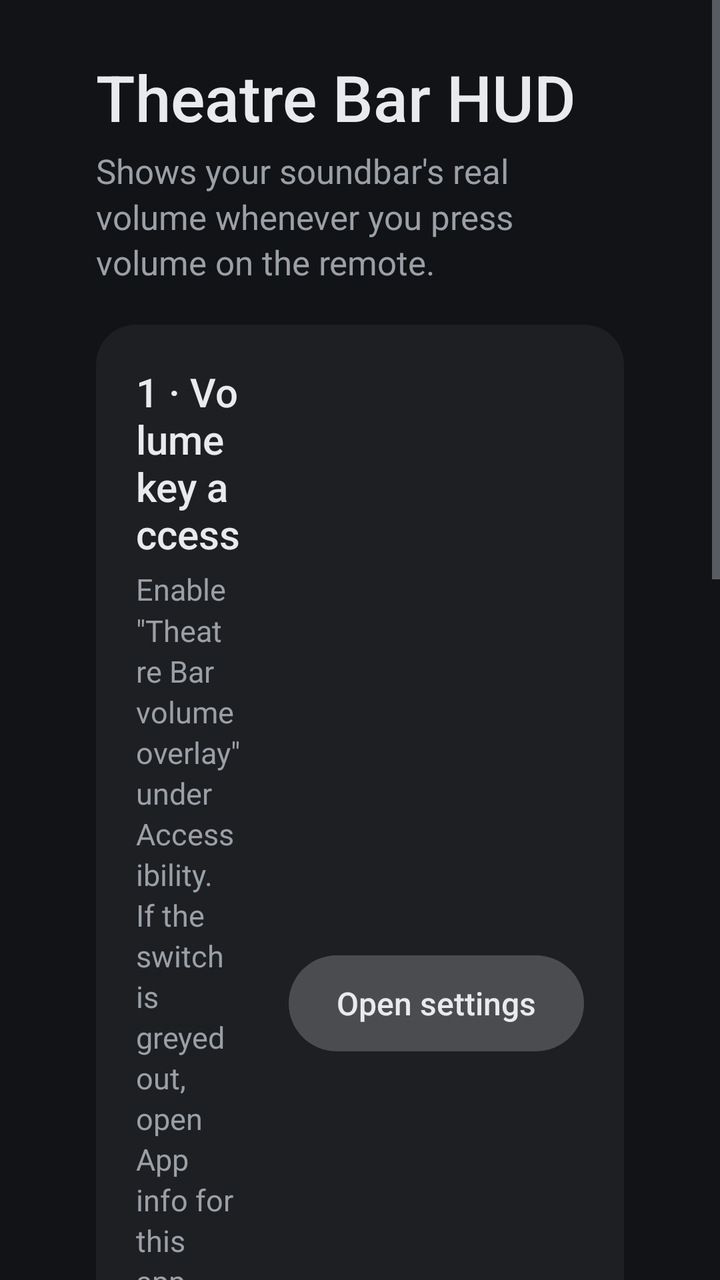
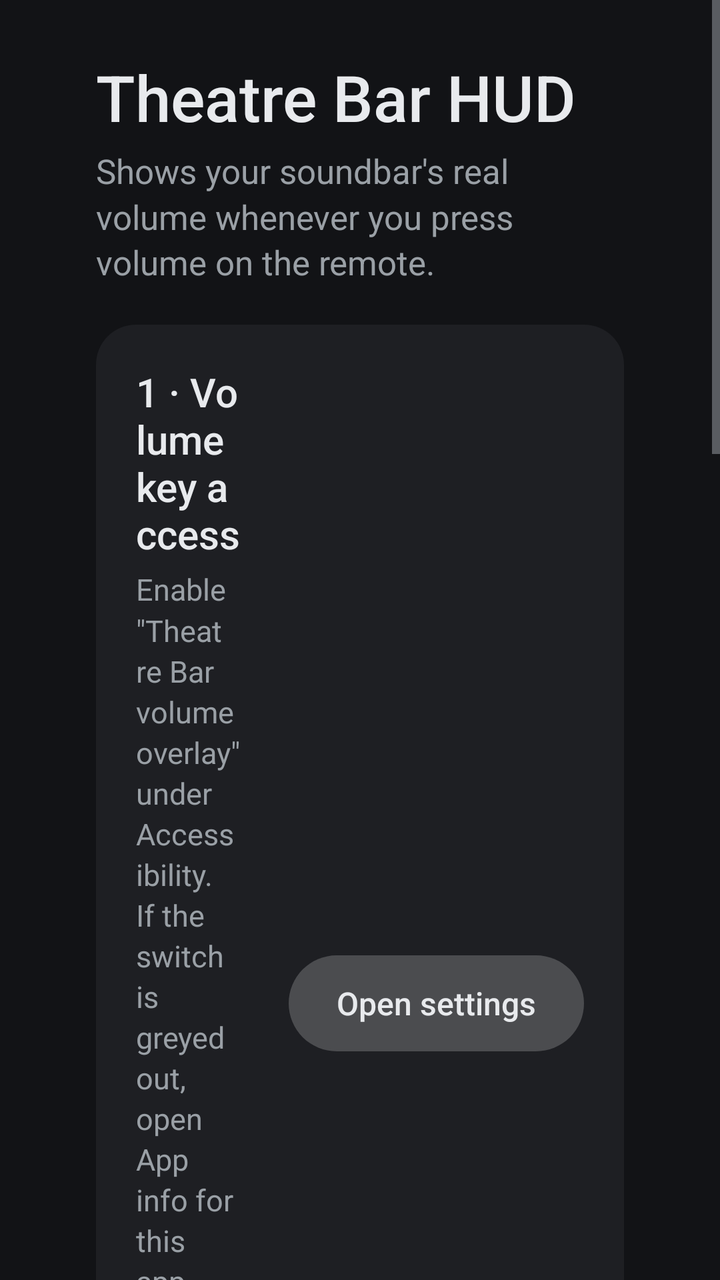

Screens rendered from an Android XML layout before and after an edit, with the pre-edit source and the edit as a unified diff.
<!-- AndroidManifest.xml: application theme Theme.BarHud -->
<!-- res/layout/activity_setup.xml -->
<?xml version="1.0" encoding="utf-8"?>
<ScrollView xmlns:android="http://schemas.android.com/apk/res/android"
    android:layout_width="match_parent"
    android:layout_height="match_parent"
    android:fillViewport="true">

    
    <LinearLayout
        android:layout_width="match_parent"
        android:layout_height="wrap_content"
        android:orientation="vertical"
        android:paddingStart="48dp"
        android:paddingTop="27dp"
        android:paddingEnd="48dp"
        android:paddingBottom="27dp">

        <TextView
            android:layout_width="wrap_content"
            android:layout_height="wrap_content"
            android:fontFamily="sans-serif-medium"
            android:text="@string/app_name"
            android:textColor="@color/setup_text"
            android:textSize="32sp" />

        <TextView
            style="@style/SetupBody"
            android:layout_width="wrap_content"
            android:layout_height="wrap_content"
            android:layout_marginTop="4dp"
            android:layout_marginBottom="20dp"
            android:text="@string/setup_subtitle"
            android:textSize="17sp" />

        
        <LinearLayout
            android:layout_width="match_parent"
            android:layout_height="wrap_content"
            android:background="@drawable/setup_card"
            android:gravity="center_vertical"
            android:orientation="horizontal"
            android:padding="20dp">

            <LinearLayout
                android:layout_width="0dp"
                android:layout_height="wrap_content"
                android:layout_marginEnd="24dp"
                android:layout_weight="1"
                android:orientation="vertical">

                <TextView
                    style="@style/SetupStepTitle"
                    android:layout_width="wrap_content"
                    android:layout_height="wrap_content"
                    android:text="@string/step_accessibility_title" />

                <TextView
                    style="@style/SetupBody"
                    android:layout_width="wrap_content"
                    android:layout_height="wrap_content"
                    android:layout_marginTop="4dp"
                    android:text="@string/step_accessibility_body" />

                <TextView
                    android:id="@+id/accessibilityStatus"
                    style="@style/SetupStatus"
                    android:layout_width="wrap_content"
                    android:layout_height="wrap_content"
                    android:layout_marginTop="8dp" />
            </LinearLayout>

            <Button
                android:id="@+id/accessibilityButton"
                style="@style/SetupButton"
                android:layout_width="wrap_content"
                android:layout_height="wrap_content"
                android:text="@string/action_open_settings" />
        </LinearLayout>

        
        <LinearLayout
            android:layout_width="match_parent"
            android:layout_height="wrap_content"
            android:layout_marginTop="12dp"
            android:background="@drawable/setup_card"
            android:gravity="center_vertical"
            android:orientation="horizontal"
            android:padding="20dp">

            <LinearLayout
                android:layout_width="0dp"
                android:layout_height="wrap_content"
                android:layout_marginEnd="24dp"
                android:layout_weight="1"
                android:orientation="vertical">

                <TextView
                    style="@style/SetupStepTitle"
                    android:layout_width="wrap_content"
                    android:layout_height="wrap_content"
                    android:text="@string/step_overlay_title" />

                <TextView
                    style="@style/SetupBody"
                    android:layout_width="wrap_content"
                    android:layout_height="wrap_content"
                    android:layout_marginTop="4dp"
                    android:text="@string/step_overlay_body" />

                <TextView
                    android:id="@+id/overlayStatus"
                    style="@style/SetupStatus"
                    android:layout_width="wrap_content"
                    android:layout_height="wrap_content"
                    android:layout_marginTop="8dp" />
            </LinearLayout>

            <Button
                android:id="@+id/overlayButton"
                style="@style/SetupButton"
                android:layout_width="wrap_content"
                android:layout_height="wrap_content"
                android:text="@string/action_grant" />
        </LinearLayout>

        
        <LinearLayout
            android:layout_width="match_parent"
            android:layout_height="wrap_content"
            android:layout_marginTop="12dp"
            android:background="@drawable/setup_card"
            android:orientation="vertical"
            android:padding="20dp">

            <TextView
                style="@style/SetupStepTitle"
                android:layout_width="wrap_content"
                android:layout_height="wrap_content"
                android:text="@string/step_soundbar_title" />

            <TextView
                style="@style/SetupBody"
                android:layout_width="wrap_content"
                android:layout_height="wrap_content"
                android:layout_marginTop="4dp"
                android:text="@string/step_soundbar_body" />

            <TextView
                android:id="@+id/soundbarStatus"
                style="@style/SetupStatus"
                android:layout_width="wrap_content"
                android:layout_height="wrap_content"
                android:layout_marginTop="8dp" />
        </LinearLayout>

        <Button
            android:id="@+id/previewButton"
            style="@style/SetupButton"
            android:layout_width="wrap_content"
            android:layout_height="wrap_content"
            android:layout_marginTop="20dp"
            android:text="@string/action_preview" />
    </LinearLayout>
</ScrollView>
<!-- resources referenced by this layout -->
<resources>
  <color name="setup_text">#FFE8EAED</color>
  <!-- drawable setup_card (drawable) -->
  <?xml version="1.0" encoding="utf-8"?>
  <shape xmlns:android="http://schemas.android.com/apk/res/android" android:shape="rectangle">
      <solid android:color="@color/setup_card" />
      <corners android:radius="20dp" />
  </shape>
  <string name="action_grant">Grant</string>
  <string name="action_open_settings">Open settings</string>
  <string name="action_preview">Preview overlay</string>
  <string name="app_name" translatable="false">Theatre Bar HUD</string>
  <string name="setup_subtitle">Shows your soundbar\'s real volume whenever you press volume on the remote.</string>
  <string name="step_accessibility_body">Enable \"Theatre Bar volume overlay\" under Accessibility. If the switch is greyed out, open App info for this app and choose \"Allow restricted settings\" first.</string>
  <string name="step_accessibility_title">1 · Volume key access</string>
  <string name="step_overlay_body">Only used as a fallback. Many Android TV builds hide this screen.</string>
  <string name="step_overlay_title">2 · Draw over other apps (optional)</string>
  <string name="step_soundbar_body">The volume comes from the soundbar itself via HDMI eARC (CEC). Nothing to configure; the soundbar just has to be on.</string>
  <string name="step_soundbar_title">3 · Soundbar</string>
  <style name="SetupBody">
          <item name="android:textSize">15sp</item>
          <item name="android:textColor">@color/setup_text_secondary</item>
          <item name="android:lineSpacingMultiplier">1.15</item>
      </style>
  <style name="SetupStatus">
          <item name="android:textSize">15sp</item>
          <item name="android:fontFamily">sans-serif-medium</item>
          <item name="android:textColor">@color/setup_text</item>
      </style>
  <style name="SetupStepTitle">
          <item name="android:textSize">20sp</item>
          <item name="android:fontFamily">sans-serif-medium</item>
          <item name="android:textColor">@color/setup_text</item>
      </style>
  <style name="Theme.BarHud" parent="android:Theme.DeviceDefault.NoActionBar">
          <item name="android:windowBackground">@color/setup_background</item>
          <item name="android:colorAccent">@color/setup_accent</item>
          <item name="android:textColorPrimary">@color/setup_text</item>
          <item name="android:textColorSecondary">@color/setup_text_secondary</item>
      </style>
  <color name="setup_card">#FF1E1F23</color>
  <color name="setup_text_secondary">#FF9AA0A6</color>
  <!-- drawable setup_button (drawable) -->
  <?xml version="1.0" encoding="utf-8"?>
  <selector xmlns:android="http://schemas.android.com/apk/res/android">
      <item android:state_focused="true">
          <shape android:shape="rectangle">
              <solid android:color="@color/setup_focus" />
              <corners android:radius="24dp" />
          </shape>
      </item>
      <item>
          <shape android:shape="rectangle">
              <solid android:color="#33FFFFFF" />
              <corners android:radius="24dp" />
          </shape>
      </item>
  </selector>
  <!-- drawable setup_button_text (drawable) -->
  <?xml version="1.0" encoding="utf-8"?>
  <selector xmlns:android="http://schemas.android.com/apk/res/android">
      <item android:color="#FF202124" android:state_focused="true" />
      <item android:color="@color/setup_text" />
  </selector>
  <color name="setup_background">#FF121316</color>
  <color name="setup_accent">#FF8AB4F8</color>
  <color name="setup_focus">#FFFFFFFF</color>
  <!-- unchanged entries left out for length: 1 -->
</resources>

<!-- the commit's change to res/layout/activity_setup.xml (unified diff, before → after) -->
@@ -152,6 +152,54 @@
                 android:layout_marginTop="8dp" />
         </LinearLayout>
 
+        
+        <LinearLayout
+            android:layout_width="match_parent"
+            android:layout_height="wrap_content"
+            android:layout_marginTop="12dp"
+            android:background="@drawable/setup_card"
+            android:orientation="vertical"
+            android:padding="20dp">
+
+            <TextView
+                style="@style/SetupStepTitle"
+                android:layout_width="wrap_content"
+                android:layout_height="wrap_content"
+                android:text="@string/step_input_volume_title" />
+
+            <TextView
+                style="@style/SetupBody"
+                android:layout_width="wrap_content"
+                android:layout_height="wrap_content"
+                android:layout_marginTop="4dp"
+                android:text="@string/step_input_volume_body" />
+
+            <Switch
+                android:id="@+id/inputVolumeSwitch"
+                style="@style/SetupButton"
+                android:layout_width="wrap_content"
+                android:layout_height="wrap_content"
+                android:layout_marginTop="12dp"
+                android:switchPadding="16dp"
+                android:text="@string/input_volume_switch" />
+
+            <TextView
+                android:id="@+id/inputVolumeList"
+                style="@style/SetupStatus"
+                android:layout_width="wrap_content"
+                android:layout_height="wrap_content"
+                android:layout_marginTop="12dp"
+                android:lineSpacingMultiplier="1.3" />
+
+            <Button
+                android:id="@+id/forgetVolumesButton"
+                style="@style/SetupButton"
+                android:layout_width="wrap_content"
+                android:layout_height="wrap_content"
+                android:layout_marginTop="12dp"
+                android:text="@string/action_forget_volumes" />
+        </LinearLayout>
+
         <Button
             android:id="@+id/previewButton"
             style="@style/SetupButton"
<!-- resource entries referenced after the edit -->
@@ -7,13 +7,17 @@
       <solid android:color="@color/setup_card" />
       <corners android:radius="20dp" />
   </shape>
+  <string name="action_forget_volumes">Forget all</string>
   <string name="action_grant">Grant</string>
   <string name="action_open_settings">Open settings</string>
   <string name="action_preview">Preview overlay</string>
   <string name="app_name" translatable="false">Theatre Bar HUD</string>
+  <string name="input_volume_switch">Remember volume per input</string>
   <string name="setup_subtitle">Shows your soundbar\'s real volume whenever you press volume on the remote.</string>
   <string name="step_accessibility_body">Enable \"Theatre Bar volume overlay\" under Accessibility. If the switch is greyed out, open App info for this app and choose \"Allow restricted settings\" first.</string>
   <string name="step_accessibility_title">1 · Volume key access</string>
+  <string name="step_input_volume_body">Remembers the soundbar volume you set in each app and HDMI input (YouTube, Netflix, PlayStation …) and restores it when you switch there. Pressing a volume key during the adjustment stops it.</string>
+  <string name="step_input_volume_title">4 · Volume per input</string>
   <string name="step_overlay_body">Only used as a fallback. Many Android TV builds hide this screen.</string>
   <string name="step_overlay_title">2 · Draw over other apps (optional)</string>
   <string name="step_soundbar_body">The volume comes from the soundbar itself via HDMI eARC (CEC). Nothing to configure; the soundbar just has to be on.</string>
